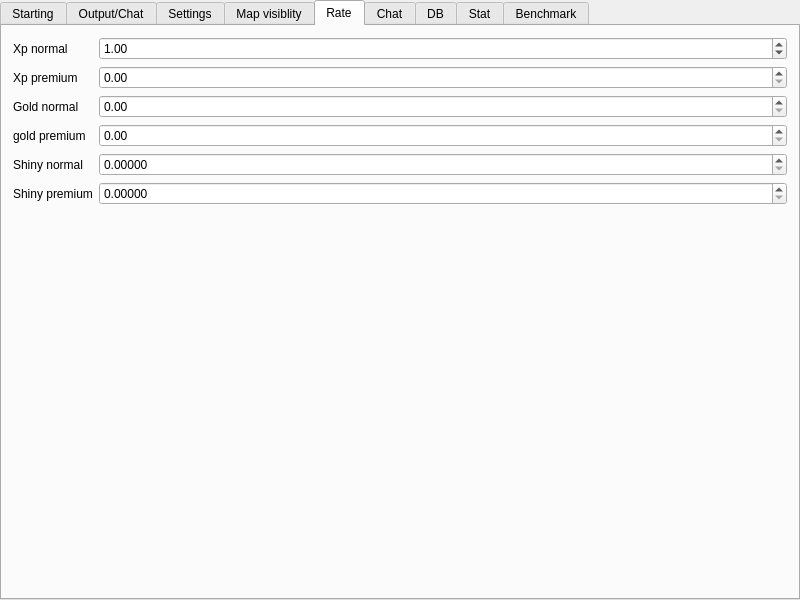
First picture: the form in server/MainWindow.ui, repository alphaonex86/CatchChallenger, before the edit.
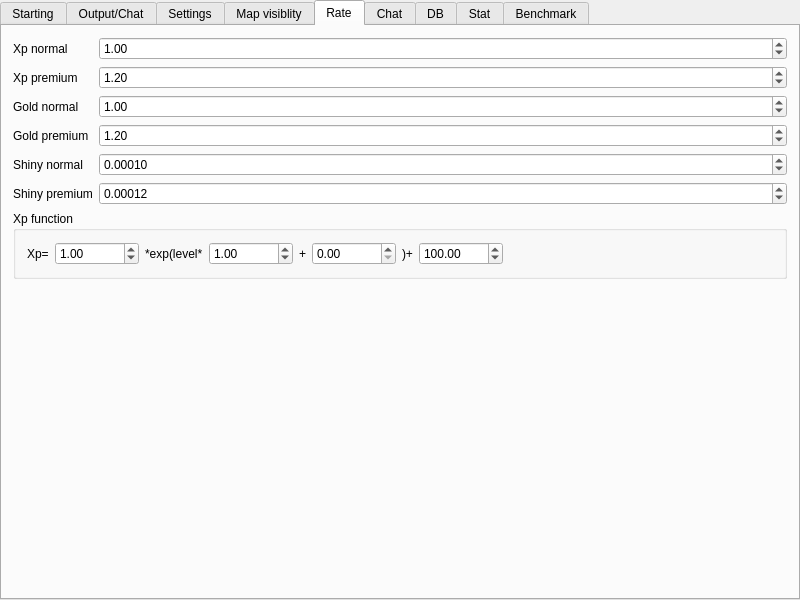
Second picture: the form after the edit. The open tabs and pages were chosen to show the change. Icons and pictures are not drawn.

Diff of the .ui file:
```diff
--- a/server/MainWindow.ui
+++ b/server/MainWindow.ui
@@ -20,7 +20,7 @@
    <string>Pokecraft server gui</string>
   </property>
   <property name="windowIcon">
-   <iconset resource="resources.qrc">
+   <iconset resource="all-server-resources.qrc">
     <normaloff>:/images/icon.png</normaloff>:/images/icon.png</iconset>
   </property>
   <widget class="QWidget" name="centralWidget">
@@ -34,7 +34,7 @@
     <item>
      <widget class="QTabWidget" name="tabWidget">
       <property name="currentIndex">
-       <number>3</number>
+       <number>4</number>
       </property>
       <widget class="QWidget" name="starting">
        <attribute name="title">
@@ -373,13 +373,6 @@
         <string>Rate</string>
        </attribute>
        <layout class="QFormLayout" name="formLayout_2">
-        <item row="0" column="0">
-         <widget class="QLabel" name="label_2">
-          <property name="text">
-           <string>Xp normal</string>
-          </property>
-         </widget>
-        </item>
         <item row="0" column="1">
          <widget class="QDoubleSpinBox" name="rates_xp_normal">
           <property name="singleStep">
@@ -398,7 +391,11 @@
          </widget>
         </item>
         <item row="1" column="1">
-         <widget class="QDoubleSpinBox" name="rates_xp_premium"/>
+         <widget class="QDoubleSpinBox" name="rates_xp_premium">
+          <property name="value">
+           <double>1.200000000000000</double>
+          </property>
+         </widget>
         </item>
         <item row="2" column="0">
          <widget class="QLabel" name="label_9">
@@ -408,17 +405,25 @@
          </widget>
         </item>
         <item row="2" column="1">
-         <widget class="QDoubleSpinBox" name="rates_gold_normal"/>
+         <widget class="QDoubleSpinBox" name="rates_gold_normal">
+          <property name="value">
+           <double>1.000000000000000</double>
+          </property>
+         </widget>
         </item>
         <item row="3" column="0">
          <widget class="QLabel" name="label_10">
           <property name="text">
-           <string>gold premium</string>
+           <string>Gold premium</string>
           </property>
          </widget>
         </item>
         <item row="3" column="1">
-         <widget class="QDoubleSpinBox" name="rates_gold_premium"/>
+         <widget class="QDoubleSpinBox" name="rates_gold_premium">
+          <property name="value">
+           <double>1.200000000000000</double>
+          </property>
+         </widget>
         </item>
         <item row="4" column="0">
          <widget class="QLabel" name="label_11">
@@ -432,6 +437,15 @@
           <property name="decimals">
            <number>5</number>
           </property>
+          <property name="maximum">
+           <double>1.000000000000000</double>
+          </property>
+          <property name="singleStep">
+           <double>0.000100000000000</double>
+          </property>
+          <property name="value">
+           <double>0.000100000000000</double>
+          </property>
          </widget>
         </item>
         <item row="5" column="0">
@@ -452,6 +466,115 @@
           <property name="singleStep">
            <double>0.000100000000000</double>
           </property>
+          <property name="value">
+           <double>0.000120000000000</double>
+          </property>
+         </widget>
+        </item>
+        <item row="0" column="0">
+         <widget class="QLabel" name="label_2">
+          <property name="text">
+           <string>Xp normal</string>
+          </property>
+         </widget>
+        </item>
+        <item row="6" column="0" colspan="2">
+         <widget class="QGroupBox" name="groupBox_2">
+          <property name="title">
+           <string>Xp function</string>
+          </property>
+          <layout class="QHBoxLayout" name="horizontalLayout_5">
+           <item>
+            <widget class="QLabel" name="label_22">
+             <property name="text">
+              <string>Xp=</string>
+             </property>
+            </widget>
+           </item>
+           <item>
+            <widget class="QDoubleSpinBox" name="xp_a">
+             <property name="minimum">
+              <double>0.010000000000000</double>
+             </property>
+             <property name="maximum">
+              <double>999999999.000000000000000</double>
+             </property>
+             <property name="singleStep">
+              <double>0.010000000000000</double>
+             </property>
+             <property name="value">
+              <double>1.000000000000000</double>
+             </property>
+            </widget>
+           </item>
+           <item>
+            <widget class="QLabel" name="label_23">
+             <property name="text">
+              <string>*exp(level*</string>
+             </property>
+            </widget>
+           </item>
+           <item>
+            <widget class="QDoubleSpinBox" name="xp_b">
+             <property name="minimum">
+              <double>0.010000000000000</double>
+             </property>
+             <property name="maximum">
+              <double>999999999.000000000000000</double>
+             </property>
+             <property name="singleStep">
+              <double>0.010000000000000</double>
+             </property>
+             <property name="value">
+              <double>1.000000000000000</double>
+             </property>
+            </widget>
+           </item>
+           <item>
+            <widget class="QLabel" name="label_24">
+             <property name="text">
+              <string>+</string>
+             </property>
+            </widget>
+           </item>
+           <item>
+            <widget class="QDoubleSpinBox" name="xp_c">
+             <property name="maximum">
+              <double>999999999.000000000000000</double>
+             </property>
+            </widget>
+           </item>
+           <item>
+            <widget class="QLabel" name="label_25">
+             <property name="text">
+              <string>)+</string>
+             </property>
+            </widget>
+           </item>
+           <item>
+            <widget class="QDoubleSpinBox" name="xp_d">
+             <property name="maximum">
+              <double>999999999.000000000000000</double>
+             </property>
+             <property name="value">
+              <double>100.000000000000000</double>
+             </property>
+            </widget>
+           </item>
+           <item>
+            <spacer name="horizontalSpacer_6">
+             <property name="orientation">
+              <enum>Qt::Horizontal</enum>
+             </property>
+             <property name="sizeHint" stdset="0">
+              <size>
+               <width>40</width>
+               <height>20</height>
+              </size>
+             </property>
+            </spacer>
+           </item>
+          </layout>
          </widget>
         </item>
        </layout>
```
Left out of the diff: 2 changed lines with no effect on the pictures.
